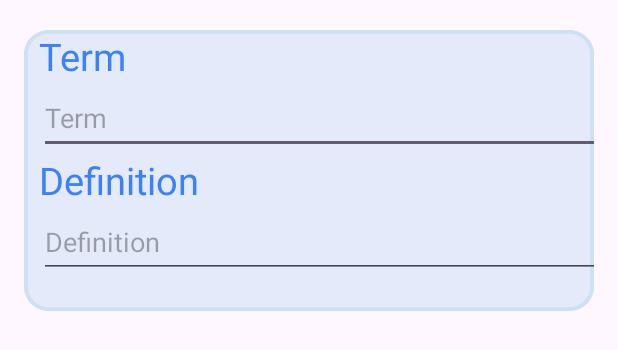
After one commit to LNHBKDN/SnapLearn, an Android app: the layout term_definition_relativelayout.xml on its own in the app's theme, with its tools: preview values and no code run, on a phone screen of 412 x 824 dp. The commit adds this screen. Shown: the top 350 px of the screen. Run offline under Robolectric (Android 15) with nearby library versions, the phone set to English and light mode, and no system bars.

Commit message:
Add create set layout

```diff
--- /dev/null
+++ b/app/src/main/res/drawable/baseline_add_24.xml
@@ -0,0 +1,5 @@
+<vector android:height="24dp" android:tint="#FFFFFF"
+    android:viewportHeight="24" android:viewportWidth="24"
+    android:width="24dp" xmlns:android="http://schemas.android.com/apk/res/android">
+    <path android:fillColor="@android:color/white" android:pathData="M19,13h-6v6h-2v-6H5v-2h6V5h2v6h6v2z"/>
+</vector>
--- /dev/null
+++ b/app/src/main/res/drawable/baseline_arrow_back_24.xml
@@ -0,0 +1,5 @@
+<vector android:autoMirrored="true" android:height="24dp"
+    android:tint="#FFFFFF" android:viewportHeight="24"
+    android:viewportWidth="24" android:width="24dp" xmlns:android="http://schemas.android.com/apk/res/android">
+    <path android:fillColor="@android:color/white" android:pathData="M20,11H7.83l5.59,-5.59L12,4l-8,8 8,8 1.41,-1.41L7.83,13H20v-2z"/>
+</vector>
--- /dev/null
+++ b/app/src/main/res/drawable/baseline_check_24.xml
@@ -0,0 +1,5 @@
+<vector android:height="24dp" android:tint="#FFFFFF"
+    android:viewportHeight="24" android:viewportWidth="24"
+    android:width="24dp" xmlns:android="http://schemas.android.com/apk/res/android">
+    <path android:fillColor="@android:color/white" android:pathData="M9,16.17L4.83,12l-1.42,1.41L9,19 21,7l-1.41,-1.41z"/>
+</vector>
--- /dev/null
+++ b/app/src/main/res/drawable/frame_15.xml
@@ -0,0 +1,24 @@
+<?xml version="1.0" encoding="utf-8"?>
+<vector
+    xmlns:android="http://schemas.android.com/apk/res/android"
+    xmlns:aapt="http://schemas.android.com/aapt"
+    android:width="365dp"
+    android:height="187dp"
+    android:viewportWidth="365"
+    android:viewportHeight="187"
+    >
+    <group>
+        <clip-path
+            android:pathData="M16 0H349C357.837 0 365 7.16344 365 16V171C365 179.837 357.837 187 349 187H16C7.16344 187 0 179.837 0 171V16C0 7.16344 7.16344 0 16 0Z"
+            />
+        <path
+            android:pathData="M0 0V187H365V0"
+            android:fillColor="#1A007EC5"
+            />
+        <path
+            android:pathData="M16 0H349C357.837 0 365 7.16344 365 16V171C365 179.837 357.837 187 349 187H16C7.16344 187 0 179.837 0 171V16C0 7.16344 7.16344 0 16 0Z"
+            android:strokeWidth="5"
+            android:strokeColor="#1A007EC5"
+            />
+    </group>
+</vector>
--- /dev/null
+++ b/app/src/main/res/layout/term_definition_relativelayout.xml
@@ -0,0 +1,82 @@
+<?xml version="1.0" encoding="utf-8"?>
+<!--<RelativeLayout xmlns:android="http://schemas.android.com/apk/res/android"-->
+<!--    android:layout_width="match_parent"-->
+<!--    android:layout_height="match_parent">-->
+<!--    <LinearLayout-->
+<!--        android:layout_width="match_parent"-->
+<!--        android:layout_height="match_parent"-->
+<!--        android:orientation="vertical">-->
+<!--        <TextView-->
+<!--            android:layout_width="match_parent"-->
+<!--            android:layout_height="wrap_content"-->
+<!--            android:text="Term"-->
+<!--            android:textSize="25sp"-->
+<!--            android:layout_marginLeft="10dp"-->
+<!--            android:textColor="#3B82F6"/>-->
+
+<!--        <EditText-->
+<!--            android:id="@+id/editText_nameSet"-->
+<!--            android:layout_width="390sp"-->
+<!--            android:layout_height="48dp"-->
+<!--            android:hint="Term"-->
+<!--            android:layout_marginLeft="10dp" />-->
+
+<!--        <TextView-->
+<!--            android:layout_width="match_parent"-->
+<!--            android:layout_height="wrap_content"-->
+<!--            android:text="Definition"-->
+<!--            android:textSize="25sp"-->
+<!--            android:layout_marginLeft="10dp"-->
+<!--            android:textColor="#3B82F6"/>-->
+<!--        <EditText-->
+<!--            android:id="@+id/editText_description"-->
+<!--            android:layout_width="390sp"-->
+<!--            android:layout_height="48dp"-->
+<!--            android:hint="Definition"-->
+<!--            android:layout_marginLeft="10dp"/>-->
+<!--    </LinearLayout>-->
+<!--</RelativeLayout>-->
+<RelativeLayout
+    xmlns:android="http://schemas.android.com/apk/res/android"
+    android:id="@+id/frame_15"
+    android:layout_width="380dp"
+    android:layout_height="187dp"
+    android:layout_alignParentLeft="true"
+    android:layout_marginLeft="16dp"
+    android:layout_marginTop="20dp"
+    android:clipToOutline="true"
+    android:background="@drawable/frame_15">
+        <LinearLayout
+            android:layout_width="match_parent"
+            android:layout_height="match_parent"
+            android:orientation="vertical">
+            <TextView
+                android:layout_width="match_parent"
+                android:layout_height="wrap_content"
+                android:text="Term"
+                android:textSize="25sp"
+                android:layout_marginLeft="10dp"
+                android:textColor="#3B82F6"/>
+
+            <EditText
+                android:id="@+id/editText_card_term"
+                android:layout_width="390sp"
+                android:layout_height="48dp"
+                android:hint="Term"
+                android:layout_marginLeft="10dp" />
+
+            <TextView
+                android:layout_width="match_parent"
+                android:layout_height="wrap_content"
+                android:text="Definition"
+                android:textSize="25sp"
+                android:layout_marginLeft="10dp"
+                android:textColor="#3B82F6"/>
+            <EditText
+                android:id="@+id/editText_card_description"
+                android:layout_width="390sp"
+                android:layout_height="48dp"
+                android:hint="Definition"
+                android:layout_marginLeft="10dp"/>
+        </LinearLayout>
+</RelativeLayout>
```
Also changed, not shown: app/src/main/res/layout/activity_create_set.xml (+83 -0 lines), app/src/main/res/layout/create_set_toolbar.xml (added, +30 -0 lines).
